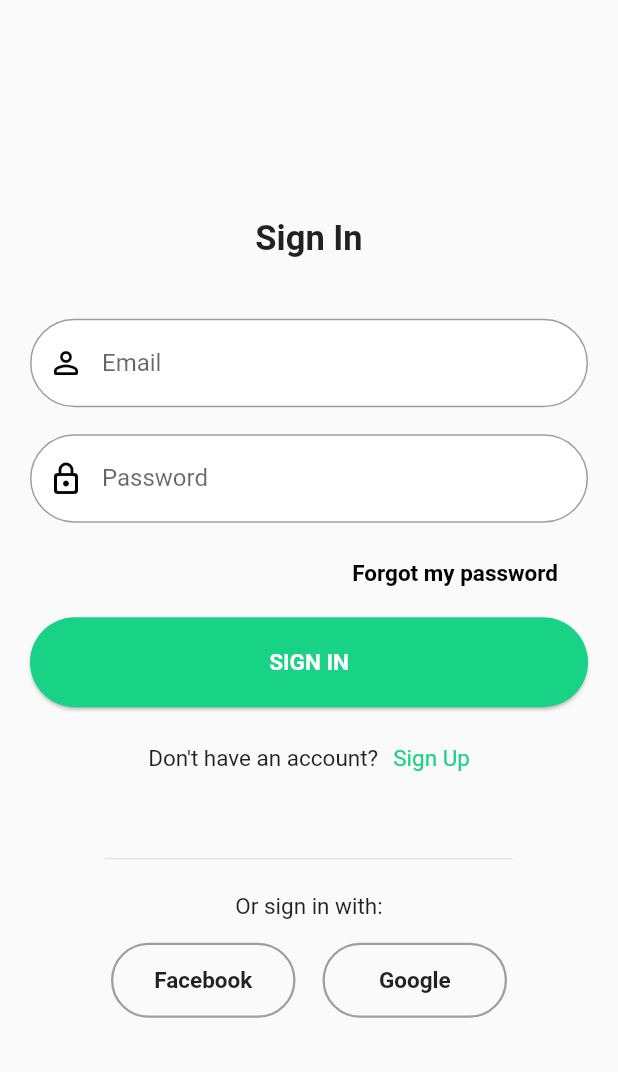
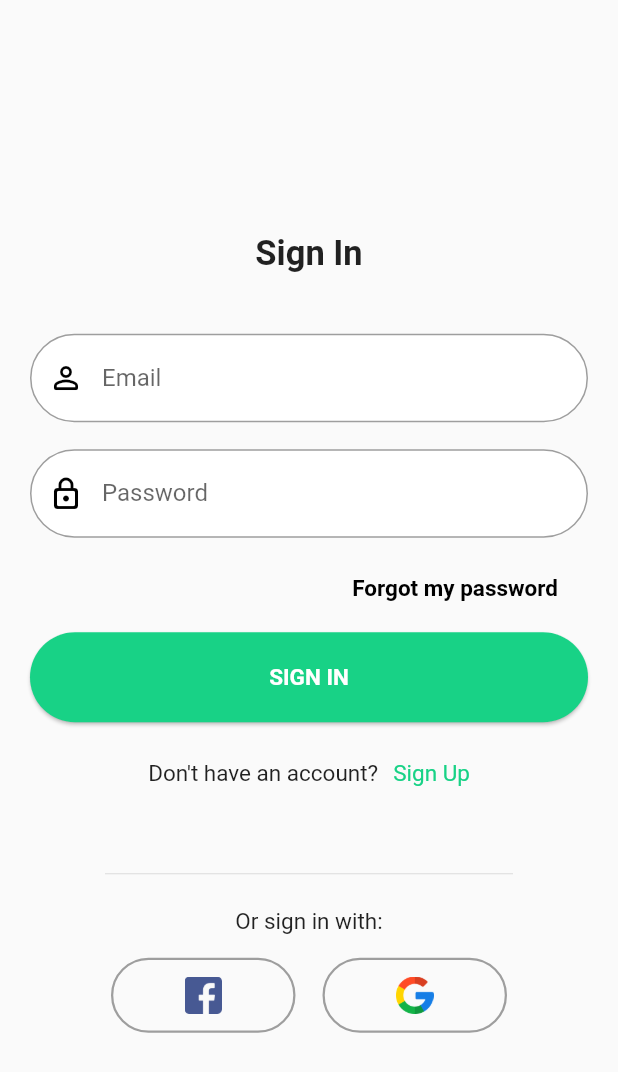
Before and after one commit to blazarnet/zombiapp, a Flutter app: the SignInPage screen opened directly, on a phone screen of 412 x 824 dp. Shown: the top 1072 px of the screen. Run offline on Flutter 3.47's test engine with Material 2 defaults, Android fonts, the phone set to English and light mode, and no system bars; our stand-ins replace image_picker, rive; missing offline and left inert: mapbox_gl; statements that could not run were skipped.

Commit message:
Cambio dle texto en los botones, por las imagenes en de facebook y de google

```diff
--- a/lib/src/pages/sign_in_page.dart
+++ b/lib/src/pages/sign_in_page.dart
@@ -20,6 +20,7 @@ class SignInPage extends StatelessWidget {
                 mainAxisAlignment: MainAxisAlignment.center,
                 crossAxisAlignment: CrossAxisAlignment.center,
                 children: <Widget>[
+                  Padding(padding: EdgeInsets.only(top: 20)),
                   Text(
                     AppLocalizations.of(context).signInLower,
                     style: TextStyle(
@@ -178,6 +179,7 @@ class SignInPage extends StatelessWidget {
   Widget _orSignIn(BuildContext context) {
     return Container(
       child: Column(
+        mainAxisAlignment: MainAxisAlignment.end,
         children: <Widget>[
           Divider(
             indent: 50,
@@ -227,9 +229,10 @@ class SignInPage extends StatelessWidget {
 
   ButtonRoundWidget _facebook(BuildContext context) {
     return ButtonRoundWidget(
-      child: Text(
-        'Facebook',
-        style: TextStyle(fontSize: 15, fontWeight: FontWeight.bold),
+      child: Container(
+        height: 25,
+        width: 25,
+        child: Image.asset('assets/facebook.png', fit: BoxFit.contain),
       ),
       height: 40,
       minWidth: 120,
@@ -245,9 +248,10 @@ class SignInPage extends StatelessWidget {
 
   ButtonRoundWidget _google(BuildContext context) {
     return ButtonRoundWidget(
-      child: Text(
-        'Google',
-        style: TextStyle(fontSize: 15, fontWeight: FontWeight.bold),
+      child: Container(
+        height: 25,
+        width: 25,
+        child: Image.asset('assets/google.png', fit: BoxFit.contain),
       ),
       height: 40,
       minWidth: 120,
```
